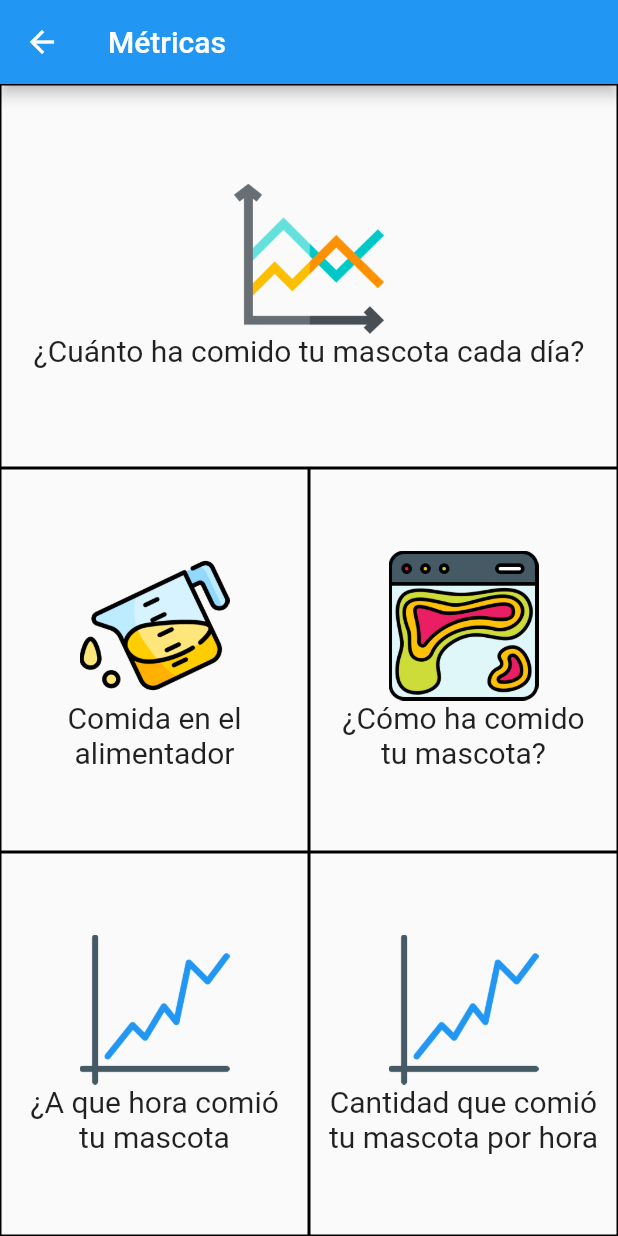
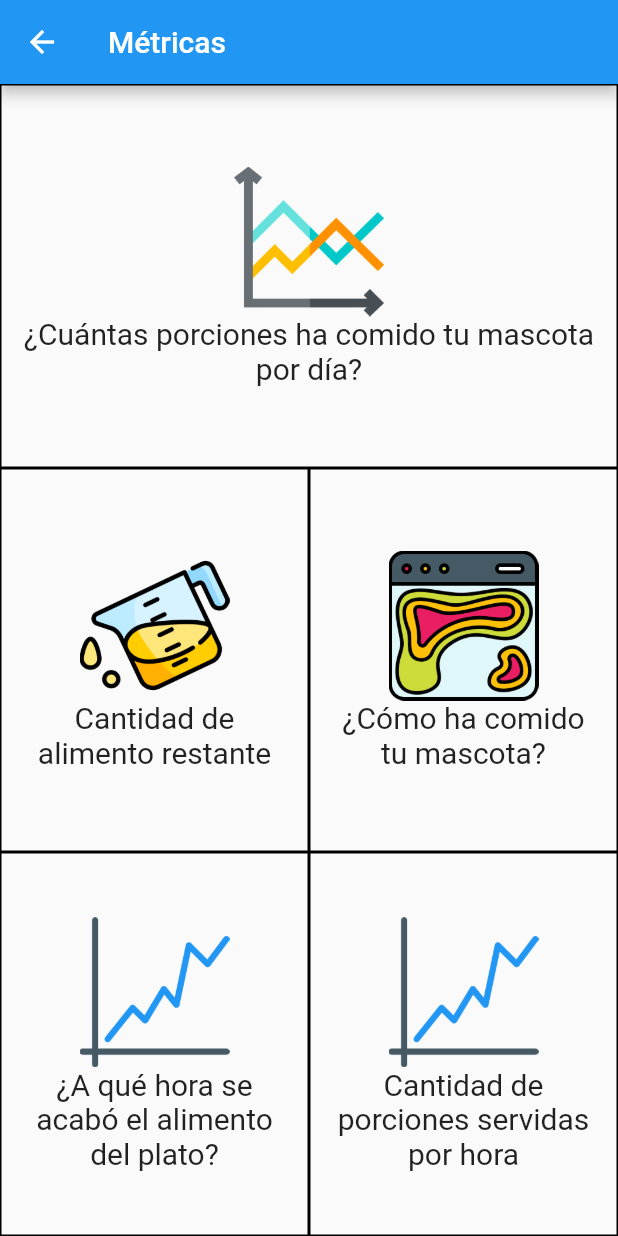
Before and after one commit to Oscarrr00/FeedTech, a Flutter app: the AllChartsPage screen opened directly with empty values, on a phone screen of 412 x 824 dp. Run offline on Flutter 3.47's test engine with Material 2 defaults, Android fonts, the phone set to English and light mode, and no system bars; our stand-ins replace bloc, charts_flutter, cloud_firestore, firebase_auth, firebase_core, firebase_database and 5 more; missing offline and left inert: day_night_time_picker, flutterfire_ui, mqtt_client, ndialog; accounts and stored records are empty.

Commit message:
renamed graph titles

```diff
--- a/lib/pages/all_charts_history.dart
+++ b/lib/pages/all_charts_history.dart
@@ -23,7 +23,7 @@ class AllChartsPage extends StatelessWidget {
       ),
       body: Column(children: [
         SelectedChart(
-          text: "¿Cuánto ha comido tu mascota cada día?",
+          text: "¿Cuántas porciones ha comido tu mascota por día?",
           image: "assets/images/Linechart.png",
           page: FoodDayPage(feeder: feeder),
         ),
@@ -31,7 +31,7 @@ class AllChartsPage extends StatelessWidget {
           child: Row(
             children: [
               SelectedChart(
-                  text: "Comida en el alimentador",
+                  text: "Cantidad de alimento restante",
                   image: "assets/images/quantity.png",
                   page: QuantityFoodPage(
                     feeder: feeder,
@@ -47,12 +47,12 @@ class AllChartsPage extends StatelessWidget {
           child: Row(
             children: [
               SelectedChart(
-                text: "¿A que hora comió tu mascota",
+                text: "¿A qué hora se acabó el alimento del plato?",
                 image: "assets/images/line_dots_chart.png",
                 page: FoodHoursPage(feeder: feeder),
               ),
               SelectedChart(
-                  text: "Cantidad que comió tu mascota por hora",
+                  text: "Cantidad de porciones servidas por hora",
                   image: "assets/images/line_dots_chart.png",
                   page: GramsHoursPage(feeder: feeder)),
             ],
```
